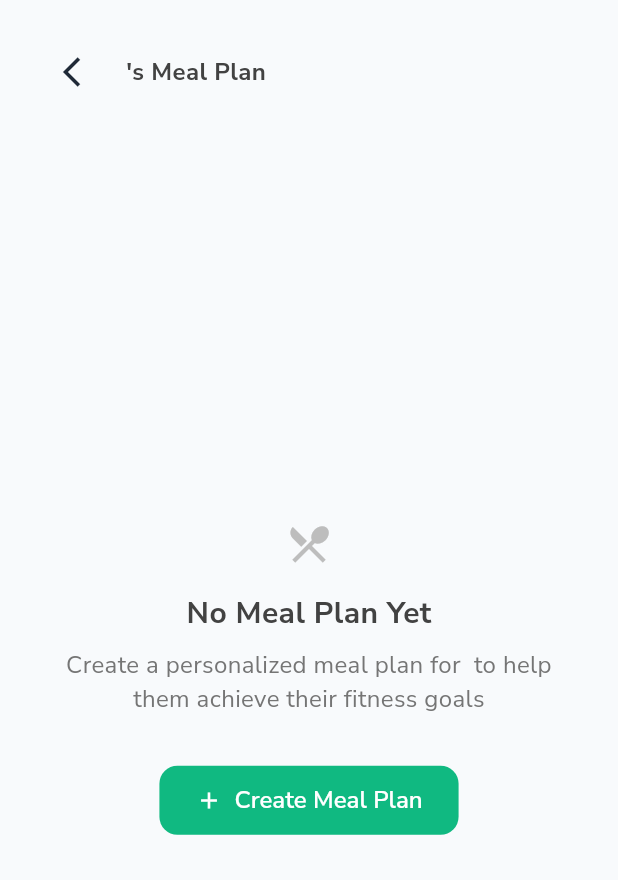
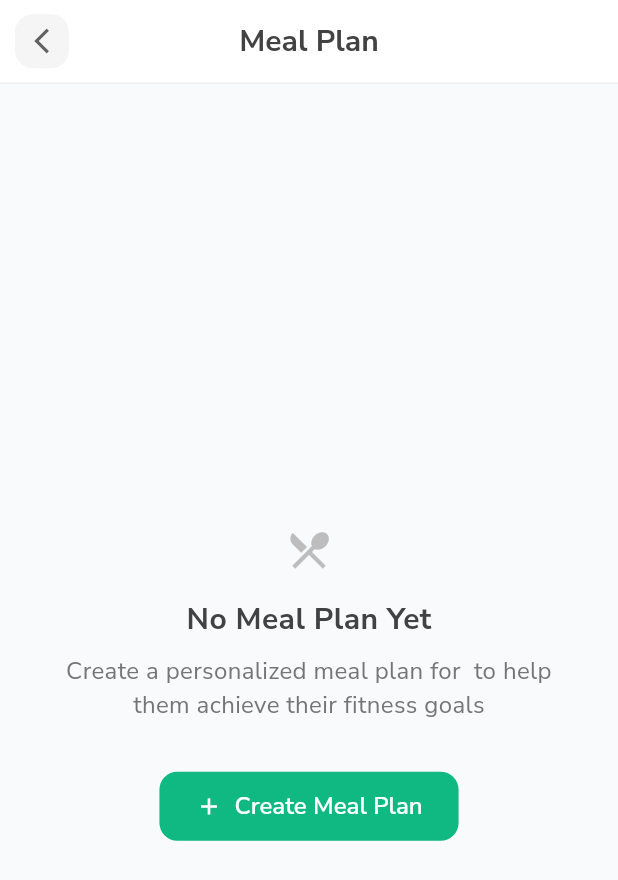
Before and after one commit to mahmoudal99/moctarnutrition, a Flutter app: the AdminUserMealPlanScreen screen opened directly with empty values, on a phone screen of 412 x 824 dp. Shown: the top 880 px of the screen. Run offline on Flutter 3.47's test engine with Material 3 defaults, Android fonts, the phone set to English and light mode, and no system bars; our stand-ins replace cached_network_image, cloud_firestore, firebase_auth, firebase_core, firebase_storage, fl_chart and 12 more; missing offline and left inert: flutter_floating_bottom_bar; accounts and stored records are empty; project files that could hold a hidden picture were left out.

Commit message:
Improve app bar for admin view

```diff
--- a/lib/features/admin/presentation/screens/admin_user_meal_plan_screen.dart
+++ b/lib/features/admin/presentation/screens/admin_user_meal_plan_screen.dart
@@ -3,6 +3,7 @@ import 'package:champions_gym_app/shared/models/user_model.dart';
 import 'package:champions_gym_app/shared/models/meal_model.dart';
 import 'package:champions_gym_app/core/constants/app_constants.dart';
 import 'package:champions_gym_app/features/admin/presentation/widgets/admin_create_meal_plan_card.dart';
+import 'package:champions_gym_app/features/admin/presentation/widgets/admin_user_app_bar.dart';
 import 'package:champions_gym_app/features/admin/presentation/screens/admin_meal_plan_setup_screen.dart';
 import 'package:cloud_firestore/cloud_firestore.dart';
 
@@ -21,32 +22,16 @@ class AdminUserMealPlanScreen extends StatelessWidget {
   @override
   Widget build(BuildContext context) {
     if (mealPlanId == null) {
-      return SafeArea(
-        child: Padding(
+      return Scaffold(
+        appBar: AdminUserAppBar(
+          user: user,
+          title: 'Meal Plan',
+        ),
+        body: Padding(
           padding: const EdgeInsets.all(24),
           child: Column(
             crossAxisAlignment: CrossAxisAlignment.start,
             children: [
-              // Back button
-              Row(
-                children: [
-                  IconButton(
-                    onPressed: () => Navigator.of(context).pop(),
-                    icon: const Icon(Icons.arrow_back_ios_outlined),
-                    style: IconButton.styleFrom(
-                      elevation: 2,
-                    ),
-                  ),
-                  const SizedBox(width: 12),
-                  Text(
-                    '${user.name}\'s Meal Plan',
-                    style: AppTextStyles.heading5.copyWith(
-                      fontWeight: FontWeight.bold,
-                      color: Colors.grey[800],
-                    ),
-                  ),
-                ],
-              ),
 
               const SizedBox(height: 32),
 
@@ -82,7 +67,8 @@ class AdminUserMealPlanScreen extends StatelessWidget {
                         onPressed: () async {
                           final result = await Navigator.of(context).push(
                             MaterialPageRoute(
-                              builder: (_) => AdminMealPlanSetupScreen(user: user),
+                              builder: (_) =>
+                                  AdminMealPlanSetupScreen(user: user),
                             ),
                           );
                           if (result == true) {
@@ -94,8 +80,8 @@ class AdminUserMealPlanScreen extends StatelessWidget {
                         style: ElevatedButton.styleFrom(
                           backgroundColor: AppConstants.primaryColor,
                           foregroundColor: Colors.white,
-                          padding:
-                              const EdgeInsets.symmetric(horizontal: 24, vertical: 12),
+                          padding: const EdgeInsets.symmetric(
+                              horizontal: 24, vertical: 12),
                           shape: RoundedRectangleBorder(
                             borderRadius: BorderRadius.circular(12),
                           ),
@@ -137,32 +123,16 @@ class AdminUserMealPlanScreen extends StatelessWidget {
 
         final mealPlan = snapshot.data;
         if (mealPlan == null) {
-          return SafeArea(
-            child: Padding(
+          return Scaffold(
+            appBar: AdminUserAppBar(
+              user: user,
+              title: 'Meal Plan',
+            ),
+            body: Padding(
               padding: const EdgeInsets.all(24),
               child: Column(
                 crossAxisAlignment: CrossAxisAlignment.start,
                 children: [
-                  // Back button
-                  Row(
-                    children: [
-                      IconButton(
-                        onPressed: () => Navigator.of(context).pop(),
-                        icon: const Icon(Icons.arrow_back_ios_outlined),
-                        style: IconButton.styleFrom(
-                          elevation: 2,
-                        ),
-                      ),
-                      const SizedBox(width: 12),
-                      Text(
-                        '${user.name}\'s Meal Plan',
-                        style: AppTextStyles.heading5.copyWith(
-                          fontWeight: FontWeight.bold,
-                          color: Colors.grey[800],
-                        ),
-                      ),
-                    ],
-                  ),
 
                   const SizedBox(height: 32),
 
@@ -198,7 +168,8 @@ class AdminUserMealPlanScreen extends StatelessWidget {
                             onPressed: () async {
                               final result = await Navigator.of(context).push(
                                 MaterialPageRoute(
-                                  builder: (_) => AdminMealPlanSetupScreen(user: user),
+                                  builder: (_) =>
+                                      AdminMealPlanSetupScreen(user: user),
                                 ),
                               );
                               if (result == true) {
@@ -210,8 +181,8 @@ class AdminUserMealPlanScreen extends StatelessWidget {
                             style: ElevatedButton.styleFrom(
                               backgroundColor: AppConstants.primaryColor,
                               foregroundColor: Colors.white,
-                              padding:
-                                  const EdgeInsets.symmetric(horizontal: 24, vertical: 12),
+                              padding: const EdgeInsets.symmetric(
+                                  horizontal: 24, vertical: 12),
                               shape: RoundedRectangleBorder(
                                 borderRadius: BorderRadius.circular(12),
                               ),
@@ -227,34 +198,16 @@ class AdminUserMealPlanScreen extends StatelessWidget {
           );
         }
 
-        return SafeArea(
-          child: SingleChildScrollView(
+        return Scaffold(
+          appBar: AdminUserAppBar(
+            user: user,
+            title: 'Meal Plan',
+          ),
+          body: SingleChildScrollView(
             padding: const EdgeInsets.all(24),
             child: Column(
               crossAxisAlignment: CrossAxisAlignment.start,
               children: [
-                // Back button
-                Row(
-                  children: [
-                    IconButton(
-                      onPressed: () => Navigator.of(context).pop(),
-                      icon: const Icon(Icons.arrow_back),
-                      style: IconButton.styleFrom(
-                        elevation: 2,
-                      ),
-                    ),
-                    const SizedBox(width: 12),
-                    Expanded(
-                      child: Text(
-                        '${user.name}\'s Meal Plan',
-                        style: AppTextStyles.heading5.copyWith(
-                          fontWeight: FontWeight.bold,
-                          color: Colors.grey[800],
-                        ),
-                      ),
-                    ),
-                  ],
-                ),
 
                 const SizedBox(height: 24),
 
@@ -272,7 +225,7 @@ class AdminUserMealPlanScreen extends StatelessWidget {
                     child: _buildMealDayCard(day, index + 1),
                   );
                 }),
-                SizedBox(
+                const SizedBox(
                   height: 96,
                 )
               ],
--- /dev/null
+++ b/lib/features/admin/presentation/widgets/admin_user_app_bar.dart
@@ -0,0 +1,64 @@
+import 'package:flutter/material.dart';
+import 'package:champions_gym_app/shared/models/user_model.dart';
+import 'package:champions_gym_app/core/constants/app_constants.dart';
+
+class AdminUserAppBar extends StatelessWidget implements PreferredSizeWidget {
+  final UserModel user;
+  final String title;
+  final VoidCallback? onBackPressed;
+  final List<Widget>? actions;
+
+  const AdminUserAppBar({
+    Key? key,
+    required this.user,
+    required this.title,
+    this.onBackPressed,
+    this.actions,
+  }) : super(key: key);
+
+  @override
+  Widget build(BuildContext context) {
+    return AppBar(
+      backgroundColor: Colors.white,
+      elevation: 0,
+      leading: IconButton(
+        onPressed: onBackPressed ?? () => Navigator.of(context).pop(),
+        icon: Container(
+          padding: const EdgeInsets.all(8),
+          decoration: BoxDecoration(
+            color: Colors.grey[100],
+            borderRadius: BorderRadius.circular(12),
+          ),
+          child: Icon(
+            Icons.arrow_back_ios_outlined,
+            color: Colors.grey[700],
+            size: 20,
+          ),
+        ),
+      ),
+      title: Column(
+        crossAxisAlignment: CrossAxisAlignment.start,
+        children: [
+          Text(
+            title,
+            style: AppTextStyles.heading4.copyWith(
+              fontWeight: FontWeight.bold,
+              color: Colors.grey[800],
+            ),
+          )
+        ],
+      ),
+      actions: actions,
+      bottom: PreferredSize(
+        preferredSize: const Size.fromHeight(1),
+        child: Container(
+          height: 1,
+          color: Colors.grey[200],
+        ),
+      ),
+    );
+  }
+
+  @override
+  Size get preferredSize => const Size.fromHeight(kToolbarHeight);
+}
```
Also changed, not shown: lib/features/admin/presentation/screens/admin_user_checkins_screen.dart (+7 -22 lines), lib/features/admin/presentation/screens/admin_user_profile_screen.dart (+36 -8 lines).
